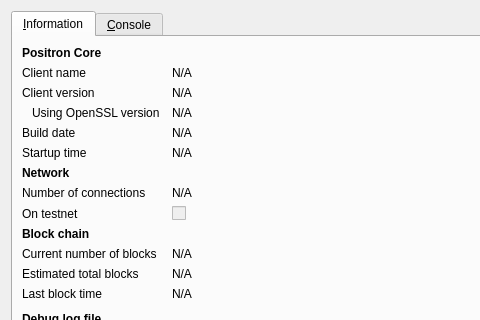
Old version of the form src/qt/forms/rpcconsole.ui in the repository jvcrypto/vaginacoin; both pictures show x 0 to 480 and y 0 to 320 of the 740 by 450 pixel window.
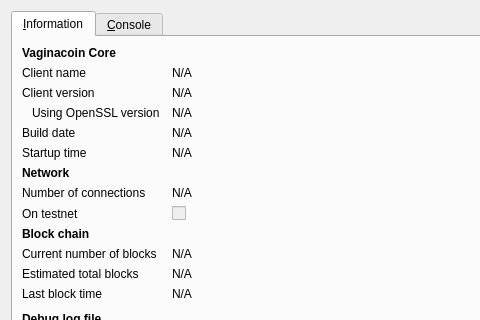
New version of the form. Icons and pictures are not drawn.

What changed in the file:
```diff
--- a/src/qt/forms/rpcconsole.ui
+++ b/src/qt/forms/rpcconsole.ui
@@ -36,7 +36,7 @@
           </font>
          </property>
          <property name="text">
-          <string>Positron Core</string>
+          <string>Vaginacoin Core</string>
          </property>
         </widget>
        </item>
```
Left out of the diff: 6 changed lines with no effect on the pictures.
